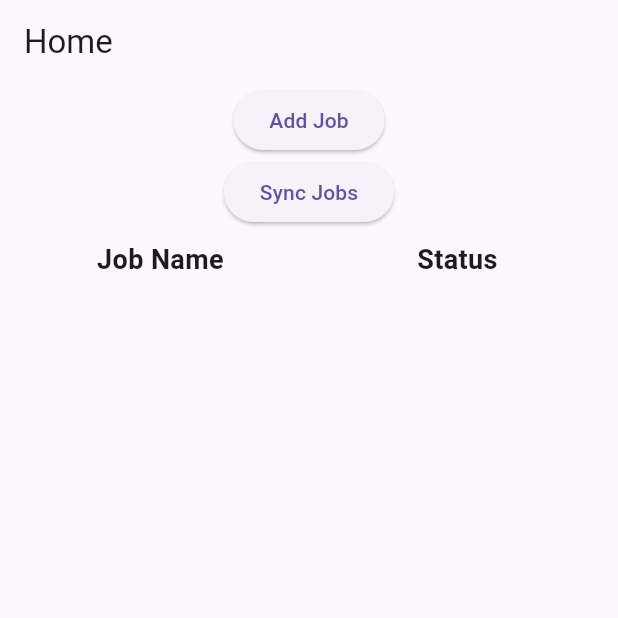
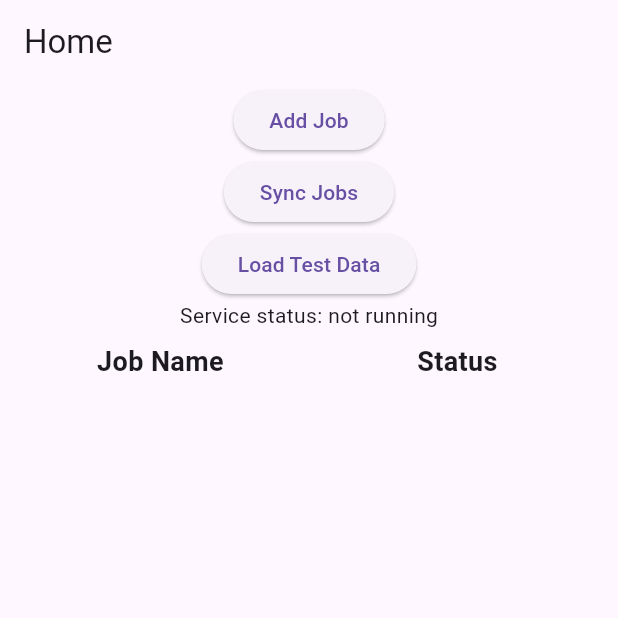
Before and after one commit to eduardcoertze/bell_poc, a Flutter app: the screen it shows after launch, after a tap on "Sync Jobs", on a phone screen of 412 x 824 dp, the top half of it. Run offline on Flutter 3.47's test engine with Material 3 defaults, Android fonts, the phone set to English and light mode, and no system bars; our stand-ins replace sqflite; missing offline and left inert: flutter_foreground_task; accounts and stored records are empty.

Commit message:
Gavin changes

```diff
--- a/lib/screens/home_screen.dart
+++ b/lib/screens/home_screen.dart
@@ -1,9 +1,12 @@
+import 'dart:async';
+
 import 'package:bell_poc/screens/add_job_screen.dart';
 import 'package:flutter/material.dart';
 import 'package:flutter_foreground_task/flutter_foreground_task.dart';
 import 'package:provider/provider.dart';
 
 import '../models/job_data.dart';
+import '../models/status_text.dart';
 
 class HomeScreen extends StatefulWidget {
   static String id = 'home_screen';
@@ -16,6 +19,7 @@ class HomeScreen extends StatefulWidget {
 
 class _HomeScreenState extends State<HomeScreen> {
   final ValueNotifier<Object?> _taskDataListenable = ValueNotifier(null);
+  String serviceStatus = 'not running';
 
   Future<void> _requestPermissions() async {
     final NotificationPermission notificationPermission =
@@ -36,7 +40,7 @@ class _HomeScreenState extends State<HomeScreen> {
       ),
       iosNotificationOptions: const IOSNotificationOptions(
         //TODO Show notification is still set to false here
-        showNotification: false,
+        showNotification: true,
         playSound: false,
       ),
       foregroundTaskOptions: ForegroundTaskOptions(
@@ -49,11 +53,19 @@ class _HomeScreenState extends State<HomeScreen> {
     );
   }
 
-  Future<ServiceRequestResult> _startService() async {
+  Future<void> _startService() async {
     if (await FlutterForegroundTask.isRunningService) {
-      return FlutterForegroundTask.restartService();
+      print("Restarting ForegroundTask Service");
+      setState(() {
+        serviceStatus = "restarting";
+      });
+      await FlutterForegroundTask.restartService();
     } else {
-      return FlutterForegroundTask.startService(
+      print("Initializing ForegroundTask Service");
+      setState(() {
+        serviceStatus = "initializing";
+      });
+      await FlutterForegroundTask.startService(
         serviceId: 256,
         notificationTitle: 'Sync in progress',
         notificationText: 'Tap to return to the app',
@@ -65,6 +77,9 @@ class _HomeScreenState extends State<HomeScreen> {
         callback: startCallback,
       );
     }
+
+    serviceStatus = await FlutterForegroundTask.isRunningService ? "running" : "not running";
+    setState(() {});
   }
 
   void _onReceiveTaskData(Object data) {
@@ -80,6 +95,19 @@ class _HomeScreenState extends State<HomeScreen> {
     return FlutterForegroundTask.stopService();
   }
 
+  void _loadTestData() async {
+    final jobData = Provider.of<JobData>(context, listen: false);
+
+    await jobData.clearJobs();
+    for (var i = 0; i < 500; i++) {
+      await jobData.addJob(
+        DateTime.now().millisecondsSinceEpoch,
+        'test-$i',
+        StatusesText.created,
+      );
+    }
+  }
+
   @override
   void initState() {
     super.initState();
@@ -87,10 +115,16 @@ class _HomeScreenState extends State<HomeScreen> {
 
     FlutterForegroundTask.addTaskDataCallback(_onReceiveTaskData);
 
-    WidgetsBinding.instance.addPostFrameCallback((_) {
+    WidgetsBinding.instance.addPostFrameCallback((_) async {
       _requestPermissions();
       _initService();
+      serviceStatus = await FlutterForegroundTask.isRunningService ? "running" : "not running";
+      setState(() {
+
+      });
     });
+
+    Timer.periodic(Duration(seconds: 5), (timer) { print("Main app still running"); });
   }
 
   @override
@@ -120,6 +154,13 @@ class _HomeScreenState extends State<HomeScreen> {
             },
             child: const Text('Sync Jobs'),
           ),
+          ElevatedButton(
+              onPressed: () {
+                _loadTestData();
+              },
+              child: const Text('Load Test Data')
+          ),
+          Text('Service status: $serviceStatus'),
           Expanded(
             child: Consumer<JobData>(
               builder: (context, jobData, child) {
```
Also changed, not shown: lib/database/database_helper.dart (+8 -1 lines), lib/models/job_data.dart (+6 -1 lines), pubspec.lock, 8 other files.
